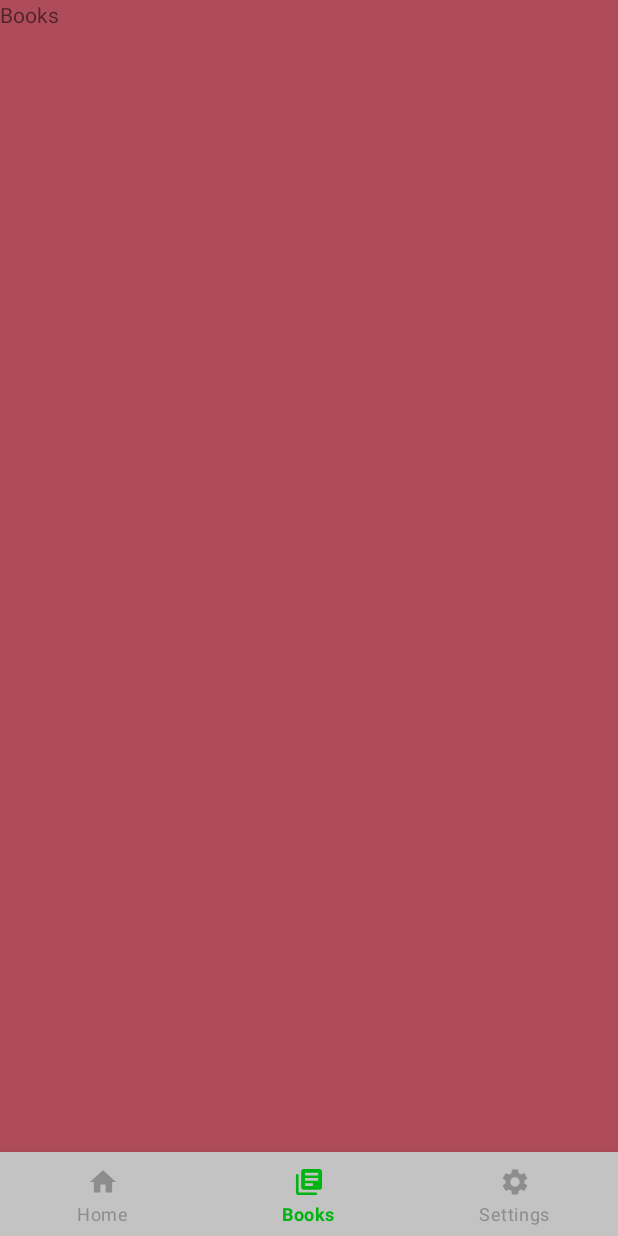
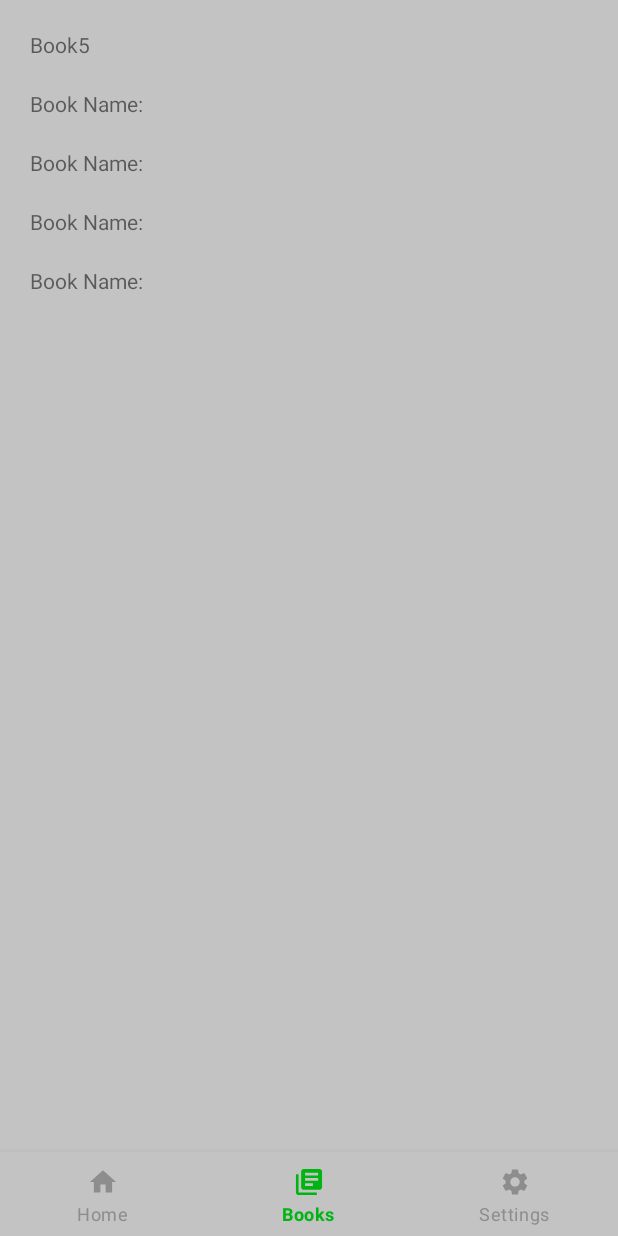
Before and after one commit to Ubaid2001/IslamicCompass, an Android app: the screen it shows after launch (MainActivity), item 2 of the bottom bar chosen, on a phone screen of 412 x 824 dp. Run offline under Robolectric (Android 15) with nearby library versions, the phone set to English and light mode, and no system bars; 5 statements that could not run were skipped.

Commit message:
finished the book recycle view with cardview

```diff
--- /dev/null
+++ b/app/src/main/java/com/example/islamiccompass/Book.java
@@ -0,0 +1,34 @@
+package com.example.islamiccompass;
+
+public class Book {
+    private String name;
+    private String desc;
+    private String author;
+
+    public Book(String name, String desc, String author) {
+        this.name = name;
+        this.desc = desc;
+        this.author = author;
+    }
+
+    public String getName() {
+        return name;
+    }
+
+    public String getDesc() {
+        return desc;
+    }
+
+    public String getAuthor() {
+        return author;
+    }
+
+    @Override
+    public String toString() {
+        return "Book{" +
+                "name='" + name + '\'' +
+                ", desc='" + desc + '\'' +
+                ", author='" + author + '\'' +
+                '}';
+    }
+}
--- a/app/src/main/java/com/example/islamiccompass/BooksFragment.java
+++ b/app/src/main/java/com/example/islamiccompass/BooksFragment.java
@@ -3,17 +3,20 @@ package com.example.islamiccompass;
 import android.os.Bundle;
 
 import androidx.fragment.app.Fragment;
+import androidx.recyclerview.widget.GridLayoutManager;
+import androidx.recyclerview.widget.LinearLayoutManager;
+import androidx.recyclerview.widget.RecyclerView;
 
 import android.view.LayoutInflater;
 import android.view.View;
 import android.view.ViewGroup;
 
-/**
- * A simple {@link Fragment} subclass.
- * Use the {@link BooksFragment#newInstance} factory method to
- * create an instance of this fragment.
- */
+import java.util.HashMap;
+import java.util.Map;
+
+
 public class BooksFragment extends Fragment {
+    private RecyclerView booksRecView;
     View view;
 
     public BooksFragment() {
@@ -34,6 +37,21 @@ public class BooksFragment extends Fragment {
                              Bundle savedInstanceState) {
         // Inflate the layout for this fragment
         view = inflater.inflate(R.layout.fragment_books, container, false);
+
+        booksRecView = view.findViewById(R.id.booksRecView);
+
+        Map<Integer, Book> books = new HashMap<>();
+        books.put(0, new Book("Book1", "This is book 1", "Ubaid"));
+        books.put(1, new Book("Book2", "This is book 2", "Ubaid"));
+        books.put(2, new Book("Book3", "This is book 3", "Ubaid"));
+        books.put(3, new Book("Book4", "This is book 4", "Ubaid"));
+        books.put(4, new Book("Book5", "This is book 5", "Ubaid"));
+
+        BooksRecViewAdapter adapter = new BooksRecViewAdapter();
+        adapter.setBooks(books);
+
+        booksRecView.setAdapter(adapter);
+        booksRecView.setLayoutManager(new LinearLayoutManager(getContext()));
         return view;
     }
 }
--- /dev/null
+++ b/app/src/main/java/com/example/islamiccompass/BooksRecViewAdapter.java
@@ -0,0 +1,65 @@
+package com.example.islamiccompass;
+
+import android.view.LayoutInflater;
+import android.view.View;
+import android.view.ViewGroup;
+import android.widget.TextView;
+
+import androidx.annotation.NonNull;
+import androidx.recyclerview.widget.RecyclerView;
+
+import java.util.HashMap;
+import java.util.Map;
+
+public class BooksRecViewAdapter extends RecyclerView.Adapter<BooksRecViewAdapter.ViewHolder> {
+
+    private Map<Integer, Book> books = new HashMap<Integer, Book>();
+    public BooksRecViewAdapter() {
+    }
+
+    @NonNull
+    @Override
+    public ViewHolder onCreateViewHolder(@NonNull ViewGroup parent, int viewType) {
+        View view = LayoutInflater.from(parent.getContext()).inflate(R.layout.book_list_item, parent, false);
+        ViewHolder holder = new ViewHolder(view);
+        return holder;
+    }
+
+    @Override
+    public void onBindViewHolder(@NonNull ViewHolder holder, int position) {
+        //System.out.println("Book: " + books.get(position).getName());
+        //holder.bookName.setText(books.get(position).getName());
+        for (Map.Entry<Integer, Book> entry : books.entrySet()) {
+            Integer key = entry.getKey();
+            Book value = entry.getValue();
+            System.out.println("key " + key + " value.getName " + value.getName() + " position " + position);
+            if(key == position){
+                System.out.println(key + " == " + position);
+                System.out.println("Book Name: " + value.getName());
+                holder.bookName.setText(value.getName());
+            }
+            position += 1;
+            System.out.println("NOT MATCH!!!!");
+        }
+
+    }
+
+    @Override
+    public int getItemCount() {
+        return books.size();
+    }
+
+    public void setBooks(Map<Integer, Book> books) {
+        this.books = books;
+        notifyDataSetChanged();
+    }
+
+    public class ViewHolder extends RecyclerView.ViewHolder{
+
+        private TextView bookName;
+        public ViewHolder(@NonNull View itemView) {
+            super(itemView);
+            bookName = itemView.findViewById(R.id.bookName);
+        }
+    }
+}
--- /dev/null
+++ b/app/src/main/res/layout/book_list_item.xml
@@ -0,0 +1,14 @@
+<?xml version="1.0" encoding="utf-8"?>
+<RelativeLayout xmlns:android="http://schemas.android.com/apk/res/android"
+    android:layout_width="match_parent"
+    android:layout_height="wrap_content"
+    android:padding="10dp"
+    android:id="@+id/parent">
+
+    <TextView
+        android:layout_width="wrap_content"
+        android:layout_height="wrap_content"
+        android:text="Book Name:"
+        android:id="@+id/bookName"/>
+
+</RelativeLayout>
--- a/app/src/main/res/layout/fragment_books.xml
+++ b/app/src/main/res/layout/fragment_books.xml
@@ -4,13 +4,21 @@
     android:layout_width="match_parent"
     android:layout_height="match_parent"
     tools:context=".BooksFragment"
-    android:background="#AF4C5B">
+    android:background="@color/primary"
+    android:padding="10dp">
 
     <!-- TODO: Update blank fragment layout -->
-    <TextView
+<!--    <TextView-->
+<!--        android:layout_width="match_parent"-->
+<!--        android:layout_height="match_parent"-->
+<!--        android:layout_centerInParent="true"-->
+<!--        android:text="Books" />-->
+
+
+    <androidx.recyclerview.widget.RecyclerView
         android:layout_width="match_parent"
         android:layout_height="match_parent"
-        android:layout_centerInParent="true"
-        android:text="Books" />
+        android:id="@+id/booksRecView"/>
+
 
 </RelativeLayout>
```
